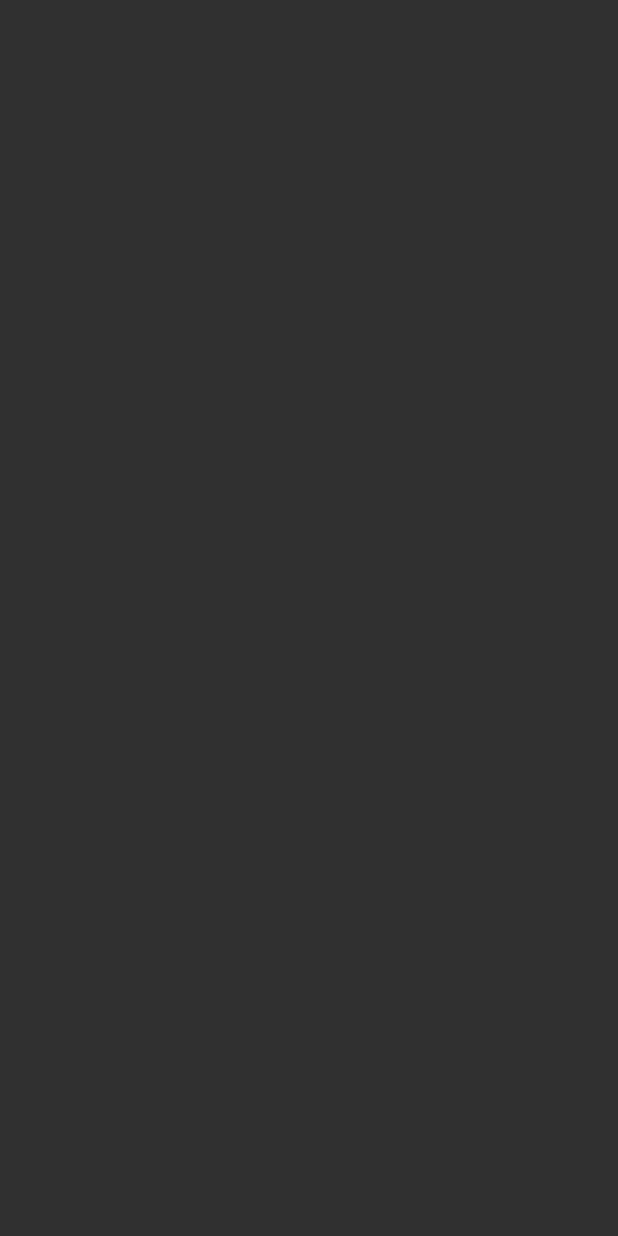
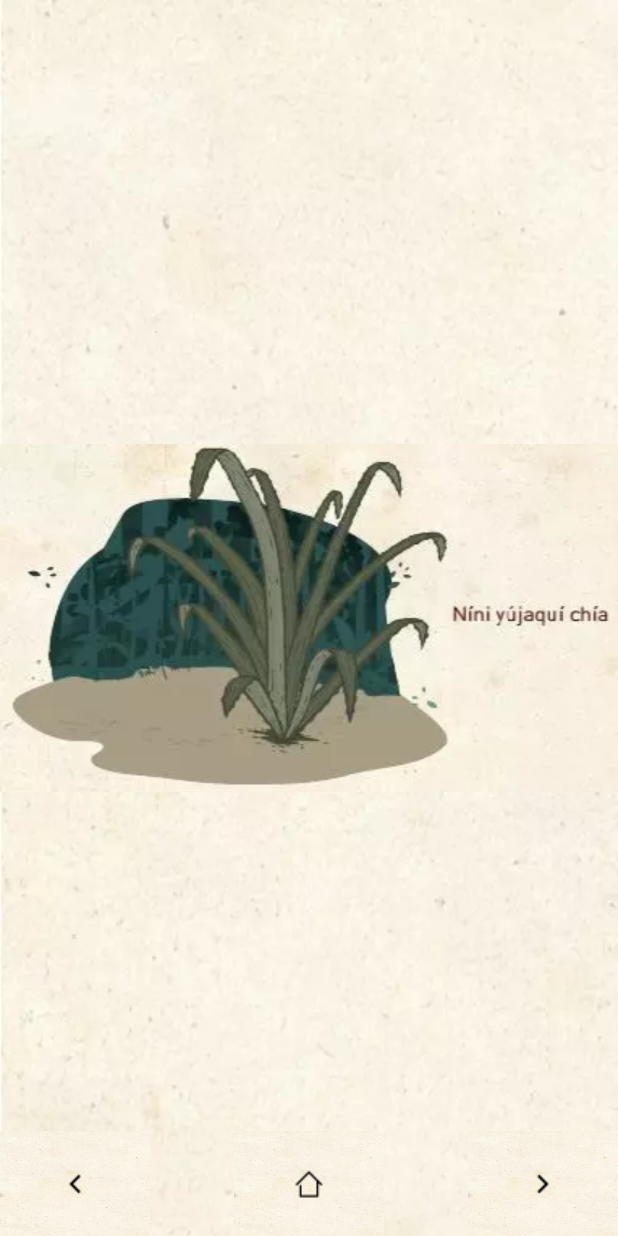
Before and after one commit to mariaisabel02/Diccionario-de-las-cosas-malecu, an Android app: the mapuca2 screen opened directly, with no data from a screen before it, on a phone screen of 412 x 824 dp. Before the commit the screen is empty. Run offline under Robolectric (Android 15) with nearby library versions, the phone set to English and light mode, and no system bars.

Commit message:
botones hacia adelante y atrás con animación

```diff
--- a/Diccionario/app/src/main/java/ucr/ecci/diccionariocosasmalecu/mapuca1.java
+++ b/Diccionario/app/src/main/java/ucr/ecci/diccionariocosasmalecu/mapuca1.java
@@ -20,13 +20,13 @@ public class mapuca1 extends AppCompatActivity {
         ImageButton boton_principal = (ImageButton)findViewById(R.id.btn_principal);
         final Context context = this;
 
-
         //para cada botón poner hacia cuál actividad va
         boton_atras.setOnClickListener(new View.OnClickListener() {
             @Override
             public void onClick(View v){
                 Intent intent = new Intent(context, paginaPrincipal.class);
                 startActivity(intent);
+                overridePendingTransition(R.anim.izq_der, R.anim.der_izq);
             }
         });
 
@@ -35,6 +35,7 @@ public class mapuca1 extends AppCompatActivity {
             public void onClick(View v){
                 Intent intent = new Intent(context, mapuca2.class);
                 startActivity(intent);
+                overridePendingTransition(R.anim.slide_in_der, R.anim.slide_out_izq);
             }
         });
 
@@ -43,6 +44,7 @@ public class mapuca1 extends AppCompatActivity {
             public void onClick(View v){
                 Intent intent = new Intent(context, paginaPrincipal.class);
                 startActivity(intent);
+                overridePendingTransition(R.anim.izq_der, R.anim.der_izq);
             }
         });
     }
--- a/Diccionario/app/src/main/java/ucr/ecci/diccionariocosasmalecu/mapuca2.java
+++ b/Diccionario/app/src/main/java/ucr/ecci/diccionariocosasmalecu/mapuca2.java
@@ -2,7 +2,11 @@ package ucr.ecci.diccionariocosasmalecu;
 
 import androidx.appcompat.app.AppCompatActivity;
 
+import android.content.Context;
+import android.content.Intent;
 import android.os.Bundle;
+import android.view.View;
+import android.widget.ImageButton;
 
 public class mapuca2 extends AppCompatActivity {
 
@@ -10,5 +14,35 @@ public class mapuca2 extends AppCompatActivity {
     protected void onCreate(Bundle savedInstanceState) {
         super.onCreate(savedInstanceState);
         setContentView(R.layout.activity_mapuca2);
+
+        ImageButton boton_atras = (ImageButton)findViewById(R.id.btn_atras);
+        ImageButton boton_adelante = (ImageButton)findViewById(R.id.btn_adelante);
+        ImageButton boton_principal = (ImageButton)findViewById(R.id.btn_principal);
+        final Context context = this;
+
+        //para cada botón poner hacia cuál actividad va
+        boton_atras.setOnClickListener(new View.OnClickListener() {
+            @Override
+            public void onClick(View v){
+                Intent intent = new Intent(context, paginaPrincipal.class);
+                startActivity(intent);
+            }
+        });
+
+        boton_adelante.setOnClickListener(new View.OnClickListener() {
+            @Override
+            public void onClick(View v){
+                Intent intent = new Intent(context, mapuca2.class);
+                startActivity(intent);
+            }
+        });
+
+        boton_principal.setOnClickListener(new View.OnClickListener() {
+            @Override
+            public void onClick(View v){
+                Intent intent = new Intent(context, paginaPrincipal.class);
+                startActivity(intent);
+            }
+        });
     }
 }
--- a/Diccionario/app/src/main/res/layout/activity_mapuca2.xml
+++ b/Diccionario/app/src/main/res/layout/activity_mapuca2.xml
@@ -1,9 +1,55 @@
 <?xml version="1.0" encoding="utf-8"?>
-<androidx.constraintlayout.widget.ConstraintLayout xmlns:android="http://schemas.android.com/apk/res/android"
+<RelativeLayout xmlns:android="http://schemas.android.com/apk/res/android"
     xmlns:app="http://schemas.android.com/apk/res-auto"
     xmlns:tools="http://schemas.android.com/tools"
     android:layout_width="match_parent"
     android:layout_height="match_parent"
+    android:background="@drawable/fondo"
     tools:context=".mapuca2">
 
-</androidx.constraintlayout.widget.ConstraintLayout>
+    <LinearLayout
+        android:layout_width="match_parent"
+        android:layout_height="match_parent"
+        android:orientation="horizontal">
+
+        <ImageView
+            android:id="@+id/imageView"
+            android:layout_width="match_parent"
+            android:layout_height="wrap_content"
+            app:srcCompat="@drawable/mapuca2"
+            android:scaleType="fitXY"
+            android:layout_gravity="center_vertical" />
+    </LinearLayout>
+
+
+    <RelativeLayout
+        android:layout_width="match_parent"
+        android:layout_height="wrap_content"
+        android:layout_alignParentBottom="true"
+        android:orientation="horizontal">
+
+        <ImageButton
+            android:id="@+id/btn_atras"
+            android:layout_width="100dp"
+            android:layout_height="70dp"
+            android:background="@drawable/fondo"
+            app:srcCompat="@drawable/atras" />
+
+        <ImageButton
+            android:id="@+id/btn_principal"
+            android:layout_width="100dp"
+            android:layout_height="70dp"
+            android:layout_centerHorizontal="true"
+            android:background="@drawable/fondo"
+            app:srcCompat="@drawable/home" />
+
+        <ImageButton
+            android:id="@+id/btn_adelante"
+            android:layout_width="100dp"
+            android:layout_height="70dp"
+            android:layout_alignParentRight="true"
+            android:background="@drawable/fondo"
+            app:srcCompat="@drawable/adelante" />
+    </RelativeLayout>
+
+</RelativeLayout>
```
Also changed, not shown: Diccionario/app/src/main/res/anim/der_izq.xml (added, +8 -0 lines), Diccionario/app/src/main/res/anim/izq_der.xml (added, +7 -0 lines), Diccionario/app/src/main/res/anim/slide_in_der.xml (added, +8 -0 lines), Diccionario/app/src/main/res/anim/slide_out_izq.xml (added, +8 -0 lines), Diccionario/app/src/main/res/drawable/mapuca2.webp (added).
